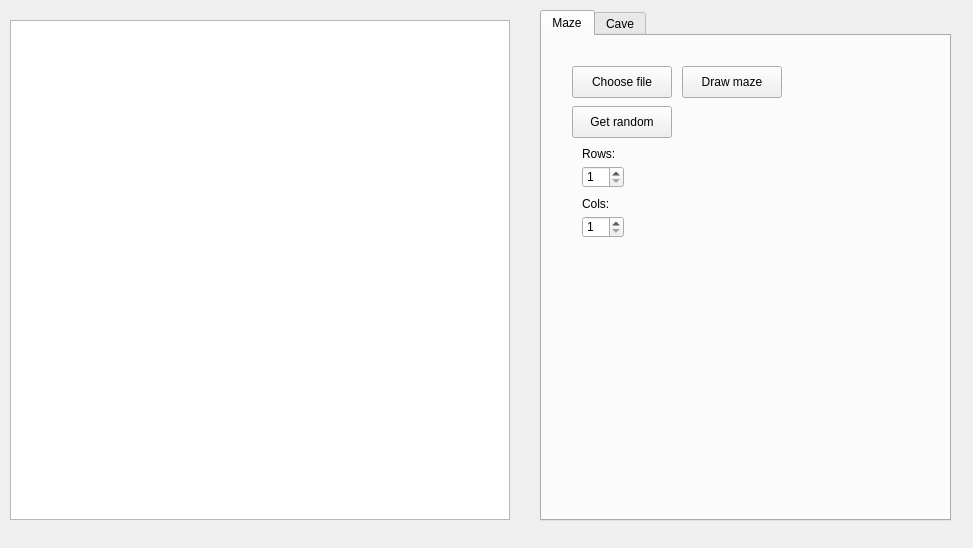
This is src/view/Maze_and_Cave/view.ui in superhacker2002/maze as Qt 5 draws it before an edit. The edited form follows.
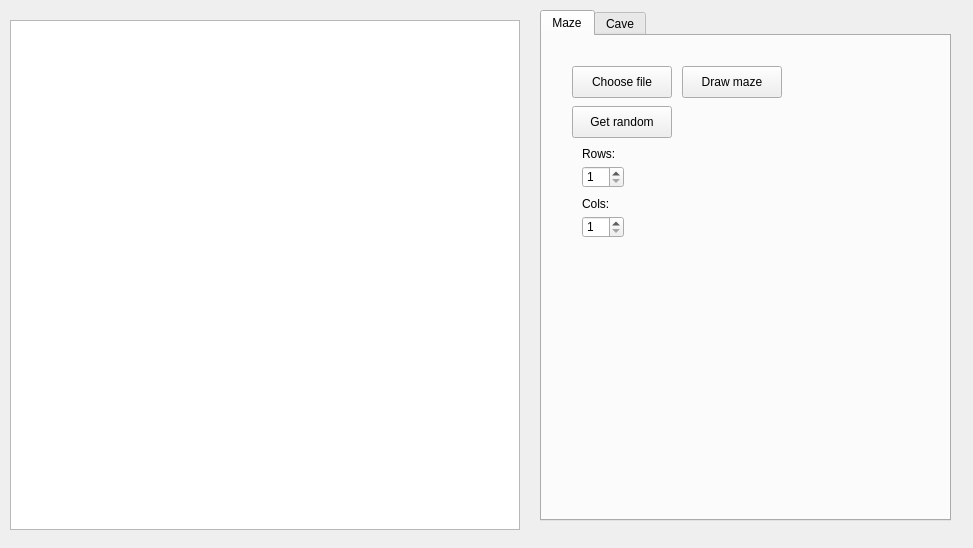
This is the edited form.

Diff of the .ui file:
```diff
--- a/src/view/Maze_and_Cave/view.ui
+++ b/src/view/Maze_and_Cave/view.ui
@@ -279,8 +279,8 @@
      <rect>
       <x>10</x>
       <y>20</y>
-      <width>500</width>
-      <height>500</height>
+      <width>510</width>
+      <height>510</height>
      </rect>
     </property>
    </widget>
```
